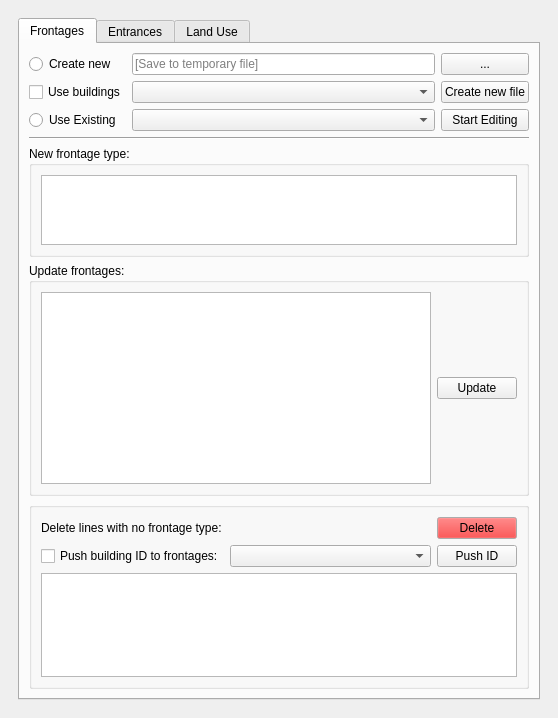
Before: the Qt Designer form UrbanDataInput/urban_data_input_dockwidget_base.ui in spacesyntax/UrbanDataInputTool, drawn with Qt 5.
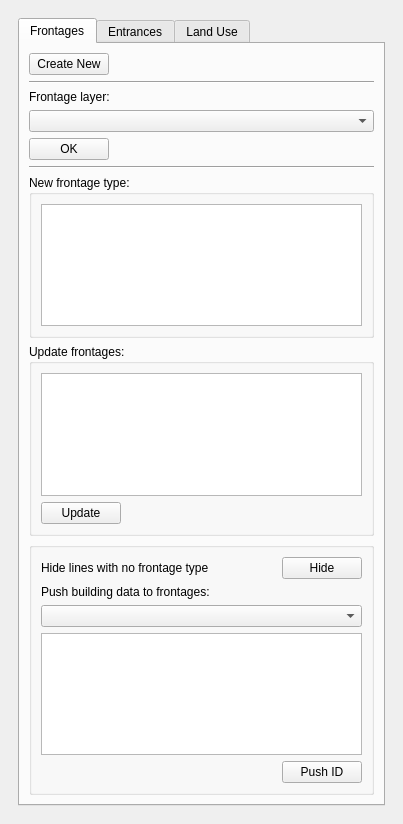
After: the same form once the commit is applied.

What changed in the file:
```diff
--- a/UrbanDataInput/urban_data_input_dockwidget_base.ui
+++ b/UrbanDataInput/urban_data_input_dockwidget_base.ui
@@ -6,8 +6,8 @@
    <rect>
     <x>0</x>
     <y>0</y>
-    <width>558</width>
-    <height>718</height>
+    <width>403</width>
+    <height>824</height>
    </rect>
   </property>
   <property name="windowTitle">
@@ -15,7 +15,7 @@
   </property>
   <widget class="QWidget" name="dockWidgetContents">
    <layout class="QGridLayout" name="gridLayout">
-    <item row="1" column="0">
+    <item row="2" column="0">
      <widget class="QWidget" name="widget" native="true">
       <layout class="QVBoxLayout" name="verticalLayout">
        <item>
@@ -29,108 +29,17 @@
           </attribute>
           <layout class="QVBoxLayout" name="verticalLayout_2">
            <item>
-            <layout class="QGridLayout" name="gridLayout_3">
-             <item row="0" column="0">
-              <widget class="QRadioButton" name="createNewradioButton">
-               <property name="sizePolicy">
-                <sizepolicy hsizetype="Maximum" vsizetype="Fixed">
-                 <horstretch>0</horstretch>
-                 <verstretch>0</verstretch>
-                </sizepolicy>
-               </property>
-               <property name="text">
-                <string>Create new</string>
-               </property>
-              </widget>
-             </item>
-             <item row="0" column="1">
-              <widget class="QLineEdit" name="lineEditFrontages">
-               <property name="placeholderText">
-                <string>[Save to temporary file]</string>
-               </property>
-              </widget>
-             </item>
-             <item row="1" column="0">
-              <widget class="QCheckBox" name="createNewFileCheckBox">
-               <property name="sizePolicy">
-                <sizepolicy hsizetype="Maximum" vsizetype="Fixed">
-                 <horstretch>0</horstretch>
-                 <verstretch>0</verstretch>
-                </sizepolicy>
-               </property>
-               <property name="autoFillBackground">
-                <bool>false</bool>
-               </property>
-               <property name="text">
-                <string>Use buildings</string>
-               </property>
-               <property name="checked">
-                <bool>false</bool>
-               </property>
-               <property name="autoRepeat">
-                <bool>false</bool>
-               </property>
-              </widget>
-             </item>
-             <item row="1" column="1">
-              <widget class="QComboBox" name="selectLUCombo"/>
-             </item>
-             <item row="2" column="0">
-              <widget class="QRadioButton" name="existingradioButton">
-               <property name="sizePolicy">
-                <sizepolicy hsizetype="Maximum" vsizetype="Fixed">
-                 <horstretch>0</horstretch>
-                 <verstretch>0</verstretch>
-                </sizepolicy>
-               </property>
-               <property name="text">
-                <string>Use Existing</string>
-               </property>
-              </widget>
-             </item>
-             <item row="0" column="2">
-              <widget class="QPushButton" name="pushButtonSelectLocation">
-               <property name="sizePolicy">
-                <sizepolicy hsizetype="Minimum" vsizetype="Fixed">
-                 <horstretch>0</horstretch>
-                 <verstretch>0</verstretch>
-                </sizepolicy>
-               </property>
-               <property name="contextMenuPolicy">
-                <enum>Qt::ActionsContextMenu</enum>
-               </property>
-               <property name="acceptDrops">
-                <bool>false</bool>
-               </property>
-               <property name="text">
-                <string>...</string>
-               </property>
-              </widget>
-             </item>
-             <item row="2" column="1">
-              <widget class="QComboBox" name="useExistingcomboBox"/>
-             </item>
-             <item row="1" column="2">
-              <widget class="QPushButton" name="pushButtonNewFile">
-               <property name="sizePolicy">
-                <sizepolicy hsizetype="Maximum" vsizetype="Fixed">
-                 <horstretch>0</horstretch>
-                 <verstretch>0</verstretch>
-                </sizepolicy>
-               </property>
-               <property name="text">
-                <string>Create new file</string>
-               </property>
-              </widget>
-             </item>
-             <item row="2" column="2">
-              <widget class="QPushButton" name="startEditingpushButton">
-               <property name="text">
-                <string>Start Editing</string>
-               </property>
-              </widget>
-             </item>
-            </layout>
+            <widget class="QPushButton" name="pushButtonNewFile">
+             <property name="sizePolicy">
+              <sizepolicy hsizetype="Maximum" vsizetype="Fixed">
+               <horstretch>0</horstretch>
+               <verstretch>0</verstretch>
+              </sizepolicy>
+             </property>
+             <property name="text">
+              <string>Create New</string>
+             </property>
+            </widget>
            </item>
            <item>
             <widget class="Line" name="line">
@@ -139,13 +48,50 @@
              </property>
             </widget>
            </item>
+           <item>
+            <widget class="QLabel" name="label_2">
+             <property name="text">
+              <string>Frontage layer:</string>
+             </property>
+            </widget>
+           </item>
+           <item>
+            <widget class="QComboBox" name="useExistingcomboBox">
+             <property name="sizePolicy">
+              <sizepolicy hsizetype="Minimum" vsizetype="Fixed">
+               <horstretch>0</horstretch>
+               <verstretch>0</verstretch>
+              </sizepolicy>
+             </property>
+            </widget>
+           </item>
+           <item>
+            <widget class="QPushButton" name="startpushButton">
+             <property name="sizePolicy">
+              <sizepolicy hsizetype="Maximum" vsizetype="Fixed">
+               <horstretch>0</horstretch>
+               <verstretch>0</verstretch>
+              </sizepolicy>
+             </property>
+             <property name="text">
+              <string>OK</string>
+             </property>
+            </widget>
+           </item>
+           <item>
+            <widget class="Line" name="line_2">
+             <property name="orientation">
+              <enum>Qt::Horizontal</enum>
+             </property>
+            </widget>
+           </item>
            <item>
             <widget class="QGroupBox" name="groupBox">
              <property name="title">
               <string>New frontage type:</string>
              </property>
              <layout class="QGridLayout" name="gridLayout_4">
-              <item row="0" column="0">
+              <item row="1" column="0">
                <widget class="QListWidget" name="frontageslistWidget">
                 <property name="sizePolicy">
                  <sizepolicy hsizetype="Expanding" vsizetype="Maximum">
@@ -153,6 +99,9 @@
                   <verstretch>0</verstretch>
                  </sizepolicy>
                 </property>
+                <property name="sortingEnabled">
+                 <bool>false</bool>
+                </property>
                </widget>
               </item>
              </layout>
@@ -163,13 +112,13 @@
              <property name="title">
               <string>Update frontages:</string>
              </property>
-             <layout class="QHBoxLayout" name="horizontalLayout">
+             <layout class="QVBoxLayout" name="verticalLayout_4">
               <item>
                <layout class="QHBoxLayout" name="horizontalLayout_2">
                 <item>
                  <widget class="QTableWidget" name="tableWidgetFrontage">
                   <property name="sizePolicy">
-                   <sizepolicy hsizetype="Expanding" vsizetype="Minimum">
+                   <sizepolicy hsizetype="Expanding" vsizetype="Maximum">
                     <horstretch>0</horstretch>
                     <verstretch>0</verstretch>
                    </sizepolicy>
@@ -181,7 +130,7 @@
                    <number>0</number>
                   </property>
                   <attribute name="horizontalHeaderVisible">
-                   <bool>false</bool>
+                   <bool>true</bool>
                   </attribute>
                   <attribute name="horizontalHeaderDefaultSectionSize">
                    <number>98</number>
@@ -206,34 +155,58 @@
                   </attribute>
                  </widget>
                 </item>
-                <item>
-                 <widget class="QPushButton" name="updateFacadeButton">
-                  <property name="sizePolicy">
-                   <sizepolicy hsizetype="Maximum" vsizetype="Fixed">
-                    <horstretch>0</horstretch>
-                    <verstretch>0</verstretch>
-                   </sizepolicy>
-                  </property>
-                  <property name="text">
-                   <string>Update</string>
-                  </property>
-                 </widget>
-                </item>
                </layout>
               </item>
+              <item>
+               <widget class="QPushButton" name="updateFacadeButton">
+                <property name="sizePolicy">
+                 <sizepolicy hsizetype="Maximum" vsizetype="Fixed">
+                  <horstretch>0</horstretch>
+                  <verstretch>0</verstretch>
+                 </sizepolicy>
+                </property>
+                <property name="text">
+                 <string>Update</string>
+                </property>
+               </widget>
+              </item>
              </layout>
             </widget>
            </item>
            <item>
-            <widget class="QGroupBox" name="">
+            <widget class="QGroupBox" name="groupBox">
              <property name="title">
               <string/>
              </property>
              <layout class="QGridLayout" name="gridLayout_2">
-              <item row="2" column="1">
+              <item row="0" column="0">
+               <widget class="QLabel" name="label_3">
+                <property name="text">
+                 <string>Hide lines with no frontage type</string>
+                </property>
+               </widget>
+              </item>
+              <item row="1" column="0">
+               <widget class="QLabel" name="label">
+                <property name="text">
+                 <string>Push building data to frontages:</string>
+                </property>
+               </widget>
+              </item>
+              <item row="3" column="0" colspan="2">
+               <widget class="QListWidget" name="pushIDlistWidget">
+                <property name="sizePolicy">
+                 <sizepolicy hsizetype="Expanding" vsizetype="Maximum">
+                  <horstretch>0</horstretch>
+                  <verstretch>0</verstretch>
+                 </sizepolicy>
+                </property>
+               </widget>
+              </item>
+              <item row="2" column="0" colspan="2">
                <widget class="QComboBox" name="pushIDcomboBox"/>
               </item>
-              <item row="2" column="2">
+              <item row="4" column="1">
                <widget class="QPushButton" name="updateIDPushButton">
                 <property name="sizePolicy">
                  <sizepolicy hsizetype="Maximum" vsizetype="Fixed">
@@ -246,122 +219,22 @@
                 </property>
                </widget>
               </item>
-              <item row="0" column="2">
-               <widget class="QPushButton" name="deletePushButton">
-                <property name="sizePolicy">
-                 <sizepolicy hsizetype="Maximum" vsizetype="Fixed">
-                  <horstretch>0</horstretch>
-                  <verstretch>0</verstretch>
-                 </sizepolicy>
-                </property>
-                <property name="palette">
-                 <palette>
-                  <active>
-                   <colorrole role="Button">
-                    <brush brushstyle="SolidPattern">
-                     <color alpha="255">
-                      <red>255</red>
-                      <green>0</green>
-                      <blue>0</blue>
-                     </color>
-                    </brush>
-                   </colorrole>
-                   <colorrole role="Midlight">
-                    <brush brushstyle="SolidPattern">
-                     <color alpha="255">
-                      <red>255</red>
-                      <green>0</green>
-                      <blue>0</blue>
-                     </color>
-                    </brush>
-                   </colorrole>
-                  </active>
-                  <inactive>
-                   <colorrole role="Button">
-                    <brush brushstyle="SolidPattern">
-                     <color alpha="255">
-                      <red>255</red>
-                      <green>0</green>
-                      <blue>0</blue>
-                     </color>
-                    </brush>
-                   </colorrole>
-                   <colorrole role="Midlight">
-                    <brush brushstyle="SolidPattern">
-                     <color alpha="255">
-                      <red>255</red>
-                      <green>0</green>
-                      <blue>0</blue>
-                     </color>
-                    </brush>
-                   </colorrole>
-                  </inactive>
-                  <disabled>
-                   <colorrole role="Button">
-                    <brush brushstyle="SolidPattern">
-                     <color alpha="255">
-                      <red>255</red>
-                      <green>0</green>
-                      <blue>0</blue>
-                     </color>
-                    </brush>
-                   </colorrole>
-                   <colorrole role="Midlight">
-                    <brush brushstyle="SolidPattern">
-                     <color alpha="255">
-                      <red>255</red>
-                      <green>0</green>
-                      <blue>0</blue>
-                     </color>
-                    </brush>
-                   </colorrole>
-                  </disabled>
-                 </palette>
-                </property>
+              <item row="0" column="1">
+               <widget class="QPushButton" name="hideshowButton">
                 <property name="text">
-                 <string>Delete</string>
+                 <string>Hide</string>
                 </property>
-               </widget>
-              </item>
-              <item row="0" column="0">
-               <widget class="QLabel" name="label_4">
-                <property name="sizePolicy">
-                 <sizepolicy hsizetype="Maximum" vsizetype="Maximum">
-                  <horstretch>0</horstretch>
-                  <verstretch>0</verstretch>
-                 </sizepolicy>
+                <property name="checkable">
+                 <bool>true</bool>
                 </property>
-                <property name="layoutDirection">
-                 <enum>Qt::LeftToRight</enum>
+                <property name="autoDefault">
+                 <bool>false</bool>
                 </property>
-                <property name="text">
-                 <string>Delete lines with no frontage type:</string>
+                <property name="flat">
+                 <bool>false</bool>
                 </property>
                </widget>
               </item>
-              <item row="1" column="0">
-               <spacer name="verticalSpacer_2">
-                <property name="orientation">
-                 <enum>Qt::Vertical</enum>
-                </property>
-                <property name="sizeHint" stdset="0">
-                 <size>
-                  <width>20</width>
-                  <height>40</height>
-                 </size>
-                </property>
-               </spacer>
-              </item>
-              <item row="2" column="0">
-               <widget class="QCheckBox" name="pushIDcheckBox">
-                <property name="text">
-                 <string>Push building ID to frontages:</string>
-                </property>
-               </widget>
-              </item>
-              <item row="3" column="0" colspan="3">
-               <widget class="QListWidget" name="pushIDlistWidget"/>
-              </item>
              </layout>
             </widget>
            </item>
```
Left out of the diff: 134 changed lines with no effect on the pictures.
